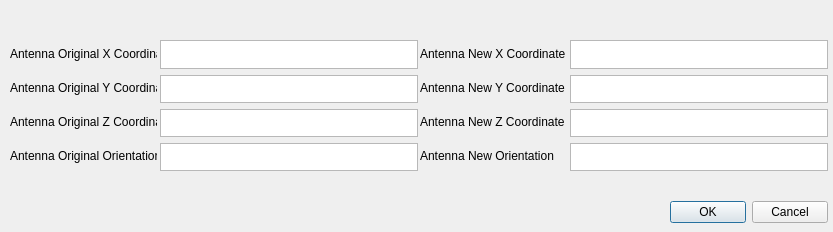
First picture: the form in Guis/Edit Antenna.ui, repository NG-Development/ngdevelopment, before the edit.
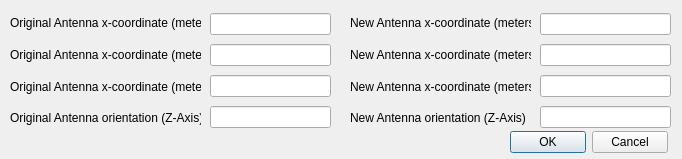
Second picture: the form after the edit.

```diff
--- a/Guis/Edit Antenna.ui
+++ b/Guis/Edit Antenna.ui
@@ -6,8 +6,8 @@
    <rect>
     <x>0</x>
     <y>0</y>
-    <width>833</width>
-    <height>232</height>
+    <width>682</width>
+    <height>159</height>
    </rect>
   </property>
   <property name="windowTitle">
@@ -16,24 +16,24 @@
   <widget class="QWidget" name="layoutWidget">
    <property name="geometry">
     <rect>
-     <x>160</x>
-     <y>40</y>
-     <width>258</width>
-     <height>131</height>
+     <x>210</x>
+     <y>10</y>
+     <width>121</width>
+     <height>121</height>
     </rect>
    </property>
    <layout class="QVBoxLayout" name="verticalLayout">
     <item>
-     <widget class="QTextEdit" name="XEdit"/>
+     <widget class="QLineEdit" name="XEdit"/>
     </item>
     <item>
-     <widget class="QTextEdit" name="YEdit"/>
+     <widget class="QLineEdit" name="YEdit"/>
     </item>
     <item>
-     <widget class="QTextEdit" name="ZEdit"/>
+     <widget class="QLineEdit" name="ZEdit"/>
     </item>
     <item>
-     <widget class="QTextEdit" name="OEdit"/>
+     <widget class="QLineEdit" name="OEdit"/>
     </item>
    </layout>
   </widget>
@@ -41,37 +41,37 @@
    <property name="geometry">
     <rect>
      <x>10</x>
-     <y>40</y>
-     <width>147</width>
-     <height>130</height>
+     <y>10</y>
+     <width>191</width>
+     <height>121</height>
     </rect>
    </property>
    <layout class="QVBoxLayout" name="verticalLayout_2">
     <item>
      <widget class="QLabel" name="label">
       <property name="text">
-       <string>Antenna Original X Coordinate</string>
+       <string>Original Antenna x-coordinate (meters)</string>
       </property>
      </widget>
     </item>
     <item>
      <widget class="QLabel" name="label_2">
       <property name="text">
-       <string>Antenna Original Y Coordinate</string>
+       <string>Original Antenna x-coordinate (meters)</string>
       </property>
      </widget>
     </item>
     <item>
      <widget class="QLabel" name="label_3">
       <property name="text">
-       <string>Antenna Original Z Coordinate</string>
+       <string>Original Antenna x-coordinate (meters)</string>
       </property>
      </widget>
     </item>
     <item>
      <widget class="QLabel" name="label_7">
       <property name="text">
-       <string>Antenna Original Orientation</string>
+       <string>Original Antenna orientation (Z-Axis)</string>
       </property>
      </widget>
     </item>
@@ -80,8 +80,8 @@
   <widget class="QWidget" name="layoutWidget">
    <property name="geometry">
     <rect>
-     <x>670</x>
-     <y>200</y>
+     <x>510</x>
+     <y>130</y>
      <width>158</width>
      <height>25</height>
     </rect>
@@ -106,38 +106,38 @@
   <widget class="QWidget" name="layoutWidget_3">
    <property name="geometry">
     <rect>
-     <x>420</x>
-     <y>40</y>
-     <width>147</width>
-     <height>130</height>
+     <x>350</x>
+     <y>10</y>
+     <width>181</width>
+     <height>121</height>
     </rect>
    </property>
    <layout class="QVBoxLayout" name="verticalLayout_4">
     <item>
      <widget class="QLabel" name="label_4">
       <property name="text">
-       <string>Antenna New X Coordinate</string>
+       <string>New Antenna x-coordinate (meters)</string>
       </property>
      </widget>
     </item>
     <item>
      <widget class="QLabel" name="label_5">
       <property name="text">
-       <string>Antenna New Y Coordinate</string>
+       <string>New Antenna x-coordinate (meters)</string>
       </property>
      </widget>
     </item>
     <item>
      <widget class="QLabel" name="label_6">
       <property name="text">
-       <string>Antenna New Z Coordinate</string>
+       <string>New Antenna x-coordinate (meters)</string>
       </property>
      </widget>
     </item>
     <item>
      <widget class="QLabel" name="label_8">
       <property name="text">
-       <string>Antenna New Orientation</string>
+       <string>New Antenna orientation (Z-Axis)</string>
       </property>
      </widget>
     </item>
@@ -146,24 +146,24 @@
   <widget class="QWidget" name="layoutWidget_2">
    <property name="geometry">
     <rect>
-     <x>570</x>
-     <y>40</y>
-     <width>258</width>
-     <height>131</height>
+     <x>540</x>
+     <y>10</y>
+     <width>131</width>
+     <height>121</height>
     </rect>
    </property>
    <layout class="QVBoxLayout" name="verticalLayout_3">
     <item>
-     <widget class="QTextEdit" name="XEdit_2"/>
+     <widget class="QLineEdit" name="XEdit_2"/>
     </item>
     <item>
-     <widget class="QTextEdit" name="YEdit_2"/>
+     <widget class="QLineEdit" name="YEdit_2"/>
     </item>
     <item>
-     <widget class="QTextEdit" name="ZEdit_2"/>
+     <widget class="QLineEdit" name="ZEdit_2"/>
     </item>
     <item>
-     <widget class="QTextEdit" name="OEdit_2"/>
+     <widget class="QLineEdit" name="OEdit_2"/>
     </item>
    </layout>
   </widget>
```
Left out of the diff: 8 changed lines with no effect on the pictures.
